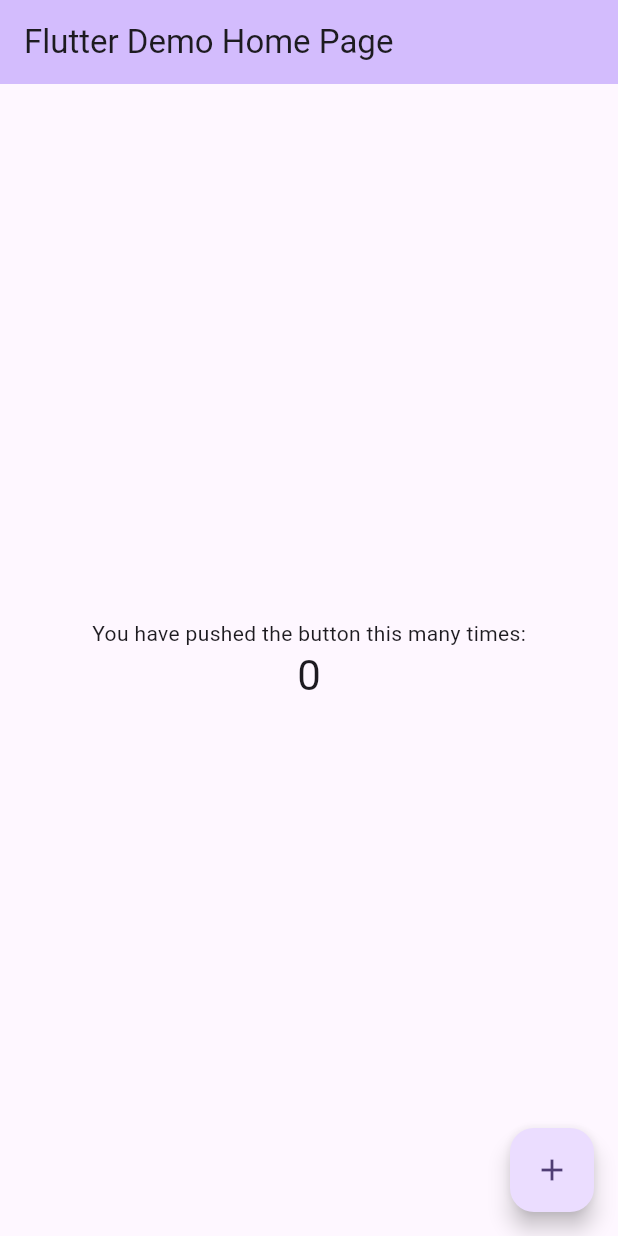
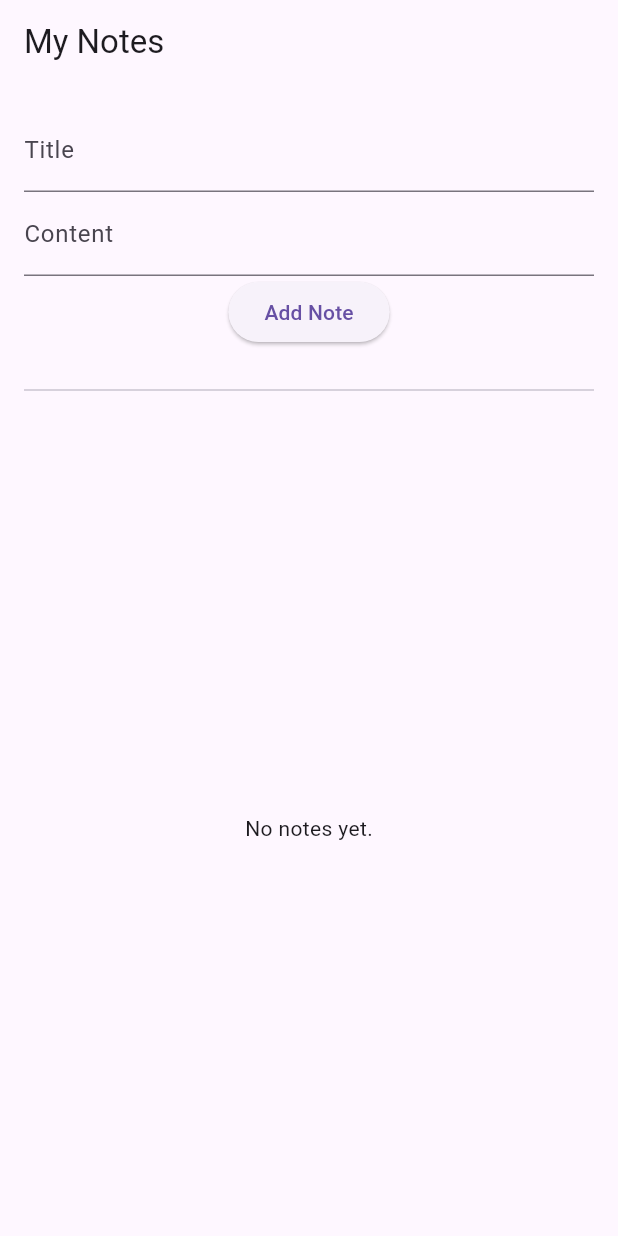
Before and after one commit to reynaldineo/Note_App_Flutter_Objectbox, a Flutter app: the screen it shows after launch, on a phone screen of 412 x 824 dp. Run offline on Flutter 3.47's test engine with Material 3 defaults, Android fonts, the phone set to English and light mode, and no system bars; our stand-ins replace objectbox; generated files the repository leaves out were written again.

Commit message:
feat: add flutter note app using object box

```diff
--- /dev/null
+++ b/lib/data/note_repository.dart
@@ -0,0 +1,23 @@
+import 'package:objectbox/objectbox.dart';
+import '../models/note.dart';
+import 'objectbox_store.dart';
+
+class NoteRepository {
+  final Box<Note> _noteBox = store.box<Note>();
+
+  List<Note> getAllNotes() {
+    return _noteBox.getAll().reversed.toList();
+  }
+
+  void addNote(Note note) {
+    _noteBox.put(note);
+  }
+
+  void deleteNote(int id) {
+    _noteBox.remove(id);
+  }
+
+  void updateNote(Note updatedNote) {
+    _noteBox.put(updatedNote);
+  }
+}
--- a/lib/main.dart
+++ b/lib/main.dart
@@ -1,122 +1,22 @@
 import 'package:flutter/material.dart';
+import 'data/objectbox_store.dart';
+import 'pages/notes_page.dart';
 
-void main() {
-  runApp(const MyApp());
+void main() async {
+  WidgetsFlutterBinding.ensureInitialized();
+  await initObjectBox();
+  runApp(MyApp());
 }
 
 class MyApp extends StatelessWidget {
   const MyApp({super.key});
 
-  // This widget is the root of your application.
   @override
   Widget build(BuildContext context) {
     return MaterialApp(
-      title: 'Flutter Demo',
-      theme: ThemeData(
-        // This is the theme of your application.
-        //
-        // TRY THIS: Try running your application with "flutter run". You'll see
-        // the application has a purple toolbar. Then, without quitting the app,
-        // try changing the seedColor in the colorScheme below to Colors.green
-        // and then invoke "hot reload" (save your changes or press the "hot
-        // reload" button in a Flutter-supported IDE, or press "r" if you used
-        // the command line to start the app).
-        //
-        // Notice that the counter didn't reset back to zero; the application
-        // state is not lost during the reload. To reset the state, use hot
-        // restart instead.
-        //
-        // This works for code too, not just values: Most code changes can be
-        // tested with just a hot reload.
-        colorScheme: ColorScheme.fromSeed(seedColor: Colors.deepPurple),
-      ),
-      home: const MyHomePage(title: 'Flutter Demo Home Page'),
+      title: 'Note App',
+      theme: ThemeData(primarySwatch: Colors.teal),
+      home: NotesPage(),
     );
   }
 }
-
-class MyHomePage extends StatefulWidget {
-  const MyHomePage({super.key, required this.title});
-
-  // This widget is the home page of your application. It is stateful, meaning
-  // that it has a State object (defined below) that contains fields that affect
-  // how it looks.
-
-  // This class is the configuration for the state. It holds the values (in this
-  // case the title) provided by the parent (in this case the App widget) and
-  // used by the build method of the State. Fields in a Widget subclass are
-  // always marked "final".
-
-  final String title;
-
-  @override
-  State<MyHomePage> createState() => _MyHomePageState();
-}
-
-class _MyHomePageState extends State<MyHomePage> {
-  int _counter = 0;
-
-  void _incrementCounter() {
-    setState(() {
-      // This call to setState tells the Flutter framework that something has
-      // changed in this State, which causes it to rerun the build method below
-      // so that the display can reflect the updated values. If we changed
-      // _counter without calling setState(), then the build method would not be
-      // called again, and so nothing would appear to happen.
-      _counter++;
-    });
-  }
-
-  @override
-  Widget build(BuildContext context) {
-    // This method is rerun every time setState is called, for instance as done
-    // by the _incrementCounter method above.
-    //
-    // The Flutter framework has been optimized to make rerunning build methods
-    // fast, so that you can just rebuild anything that needs updating rather
-    // than having to individually change instances of widgets.
-    return Scaffold(
-      appBar: AppBar(
-        // TRY THIS: Try changing the color here to a specific color (to
-        // Colors.amber, perhaps?) and trigger a hot reload to see the AppBar
-        // change color while the other colors stay the same.
-        backgroundColor: Theme.of(context).colorScheme.inversePrimary,
-        // Here we take the value from the MyHomePage object that was created by
-        // the App.build method, and use it to set our appbar title.
-        title: Text(widget.title),
-      ),
-      body: Center(
-        // Center is a layout widget. It takes a single child and positions it
-        // in the middle of the parent.
-        child: Column(
-          // Column is also a layout widget. It takes a list of children and
-          // arranges them vertically. By default, it sizes itself to fit its
-          // children horizontally, and tries to be as tall as its parent.
-          //
-          // Column has various properties to control how it sizes itself and
-          // how it positions its children. Here we use mainAxisAlignment to
-          // center the children vertically; the main axis here is the vertical
-          // axis because Columns are vertical (the cross axis would be
-          // horizontal).
-          //
-          // TRY THIS: Invoke "debug painting" (choose the "Toggle Debug Paint"
-          // action in the IDE, or press "p" in the console), to see the
-          // wireframe for each widget.
-          mainAxisAlignment: MainAxisAlignment.center,
-          children: <Widget>[
-            const Text('You have pushed the button this many times:'),
-            Text(
-              '$_counter',
-              style: Theme.of(context).textTheme.headlineMedium,
-            ),
-          ],
-        ),
-      ),
-      floatingActionButton: FloatingActionButton(
-        onPressed: _incrementCounter,
-        tooltip: 'Increment',
-        child: const Icon(Icons.add),
-      ), // This trailing comma makes auto-formatting nicer for build methods.
-    );
-  }
-}
--- /dev/null
+++ b/lib/models/note.dart
@@ -0,0 +1,16 @@
+import 'package:objectbox/objectbox.dart';
+
+@Entity()
+class Note {
+  int id;
+  String title;
+  String content;
+  DateTime createdAt;
+
+  Note({
+    this.id = 0,
+    required this.title,
+    required this.content,
+    required this.createdAt,
+  });
+}
--- /dev/null
+++ b/lib/pages/notes_page.dart
@@ -0,0 +1,104 @@
+import 'package:flutter/material.dart';
+import '../models/note.dart';
+import '../widgets/note_tile.dart';
+import '../data/note_repository.dart';
+
+class NotesPage extends StatefulWidget {
+  const NotesPage({super.key});
+
+  @override
+  State<NotesPage> createState() => _NotesPageState();
+}
+
+class _NotesPageState extends State<NotesPage> {
+  final _noteRepo = NoteRepository();
+
+  bool isEditing = false;
+  int? editingNoteId;
+
+  final titleController = TextEditingController();
+  final contentController = TextEditingController();
+
+  void addNote() {
+    if (titleController.text.isEmpty || contentController.text.isEmpty) return;
+
+    final note = Note(
+      id: editingNoteId ?? 0,
+      title: titleController.text,
+      content: contentController.text,
+      createdAt: DateTime.now(),
+    );
+
+    if (isEditing) {
+      _noteRepo.updateNote(note);
+    } else {
+      _noteRepo.addNote(note);
+    }
+
+    setState(() {
+      titleController.clear();
+      contentController.clear();
+      isEditing = false;
+      editingNoteId = null;
+    });
+  }
+
+  void startEdit(Note note) {
+    titleController.text = note.title;
+    contentController.text = note.content;
+    setState(() {
+      isEditing = true;
+      editingNoteId = note.id;
+    });
+  }
+
+  void deleteNote(int id) {
+    _noteRepo.deleteNote(id);
+    setState(() {});
+  }
+
+  @override
+  Widget build(BuildContext context) {
+    // Fetch notes and sort them by createdAt in descending order
+    final notes =
+        _noteRepo.getAllNotes()
+          ..sort((a, b) => a.createdAt.compareTo(b.createdAt));
+
+    return Scaffold(
+      appBar: AppBar(title: Text("My Notes")),
+      body: Padding(
+        padding: const EdgeInsets.all(16.0),
+        child: Column(
+          children: [
+            TextField(
+              controller: titleController,
+              decoration: InputDecoration(labelText: "Title"),
+            ),
+            TextField(
+              controller: contentController,
+              decoration: InputDecoration(labelText: "Content"),
+            ),
+            ElevatedButton(onPressed: addNote, child: Text("Add Note")),
+            SizedBox(height: 20),
+            Divider(),
+            SizedBox(height: 28),
+            Expanded(
+              child:
+                  notes.isEmpty
+                      ? Center(child: Text("No notes yet."))
+                      : ListView.builder(
+                        itemCount: notes.length,
+                        itemBuilder:
+                            (_, i) => NoteTile(
+                              note: notes[i],
+                              onDelete: () => deleteNote(notes[i].id),
+                              onEdit: () => startEdit(notes[i]),
+                            ),
+                      ),
+            ),
+          ],
+        ),
+      ),
+    );
+  }
+}
--- a/pubspec.yaml
+++ b/pubspec.yaml
@@ -34,6 +34,9 @@ dependencies:
   # The following adds the Cupertino Icons font to your application.
   # Use with the CupertinoIcons class for iOS style icons.
   cupertino_icons: ^1.0.8
+  objectbox: ^4.1.0
+  path_provider: ^2.1.5
+  objectbox_flutter_libs: ^4.1.0
 
 dev_dependencies:
   flutter_test:
@@ -45,6 +48,8 @@ dev_dependencies:
   # package. See that file for information about deactivating specific lint
   # rules and activating additional ones.
   flutter_lints: ^5.0.0
+  objectbox_generator: ^4.1.0
+  build_runner: ^2.4.15
 
 # For information on the generic Dart part of this file, see the
 # following page: https://dart.dev/tools/pub/pubspec
```
Also changed, not shown: lib/data/objectbox_store.dart (added, +9 -0 lines), lib/objectbox-model.json (added, +50 -0 lines), lib/widgets/note_tile.dart (added, +39 -0 lines), lib/objectbox.g.dart (added), pubspec.lock, 6 other files.
